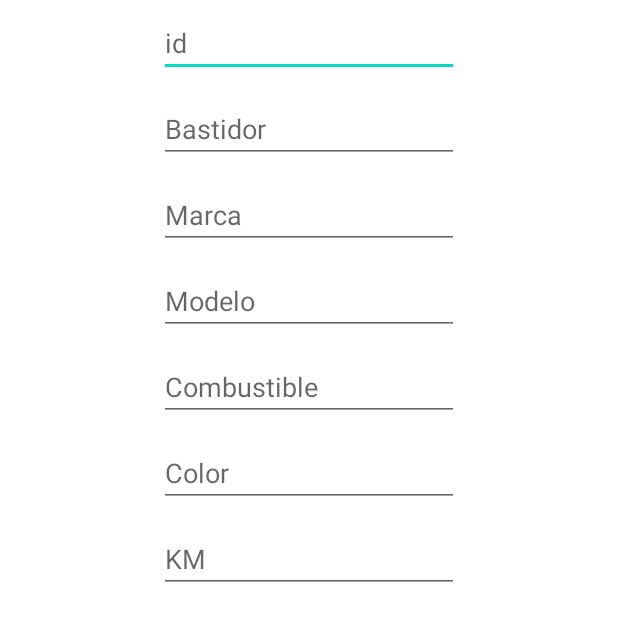
After one commit to pablofu9/Practica18Kotlin, an Android app: the layout ventana_anadir.xml on its own in the app's theme, with its tools: preview values and no code run, on a phone screen of 412 x 824 dp. The commit adds this screen. Shown: the top 621 px of the screen. Run offline under Robolectric (Android 15) with nearby library versions, the phone set to English and light mode, and no system bars.

Commit message:
Dialog anadir

```diff
--- a/app/src/main/java/com/example/practica18_pablofuertes/interfaces/OnFragmentEventListener.kt
+++ b/app/src/main/java/com/example/practica18_pablofuertes/interfaces/OnFragmentEventListener.kt
@@ -6,4 +6,6 @@ import com.example.practica18_pablofuertes.model.Vehiculo
 interface OnFragmentEventListener {
 
     fun onFragmentEvent(cursor:Cursor)
+
+
 }
--- /dev/null
+++ b/app/src/main/res/layout-land/ventana_anadir.xml
@@ -0,0 +1,70 @@
+<?xml version="1.0" encoding="utf-8"?>
+<LinearLayout xmlns:android="http://schemas.android.com/apk/res/android"
+    android:layout_width="match_parent"
+    android:layout_height="match_parent"
+    android:orientation="vertical">
+
+    <TableLayout
+        android:layout_width="match_parent"
+        android:layout_height="match_parent">
+        <TableRow>
+            <EditText
+                android:layout_width="100dp"
+                android:layout_height="wrap_content"
+                android:hint="id"
+                android:id="@+id/t1"
+                android:layout_margin="6dp"
+                android:layout_gravity="center"/>
+            <EditText
+                android:layout_width="100dp"
+                android:layout_height="wrap_content"
+                android:hint="Bastidor"
+                android:id="@+id/t2"
+                android:layout_margin="6dp"
+                android:layout_gravity="center"/>
+            <EditText
+                android:layout_width="100dp"
+                android:layout_height="wrap_content"
+                android:hint="Marca"
+                android:id="@+id/t3"
+                android:layout_margin="6dp"
+                android:layout_gravity="center"/>
+        </TableRow>
+        <TableRow>
+
+            <EditText
+                android:layout_width="100dp"
+                android:layout_height="wrap_content"
+                android:hint="Modelo"
+                android:id="@+id/t4"
+                android:layout_margin="6dp"
+                android:layout_gravity="center"/>
+            <EditText
+                android:layout_width="100dp"
+                android:layout_height="wrap_content"
+                android:hint="Combustible"
+                android:id="@+id/t5"
+                android:layout_margin="6dp"
+                android:layout_gravity="center"/>
+            <EditText
+                android:layout_width="100dp"
+                android:layout_height="wrap_content"
+                android:hint="Color"
+                android:id="@+id/t6"
+                android:layout_margin="6dp"
+                android:layout_gravity="center"/>
+            <EditText
+                android:layout_width="100dp"
+                android:layout_height="wrap_content"
+                android:hint="KM"
+                android:id="@+id/t7"
+                android:layout_margin="6dp"
+                android:layout_gravity="center"/>
+        </TableRow>
+
+    </TableLayout>
+
+
+
+
+</LinearLayout>
--- /dev/null
+++ b/app/src/main/res/layout/ventana_anadir.xml
@@ -0,0 +1,57 @@
+<?xml version="1.0" encoding="utf-8"?>
+<LinearLayout xmlns:android="http://schemas.android.com/apk/res/android"
+    android:layout_width="match_parent"
+    android:layout_height="match_parent"
+    android:orientation="vertical">
+
+
+    <EditText
+        android:layout_width="200dp"
+        android:layout_height="wrap_content"
+        android:hint="id"
+        android:id="@+id/t1"
+        android:layout_margin="6dp"
+        android:layout_gravity="center"/>
+    <EditText
+        android:layout_width="200dp"
+        android:layout_height="wrap_content"
+        android:hint="Bastidor"
+        android:id="@+id/t2"
+        android:layout_margin="6dp"
+        android:layout_gravity="center"/>
+    <EditText
+        android:layout_width="200dp"
+        android:layout_height="wrap_content"
+        android:hint="Marca"
+        android:id="@+id/t3"
+        android:layout_margin="6dp"
+        android:layout_gravity="center"/>
+    <EditText
+        android:layout_width="200dp"
+        android:layout_height="wrap_content"
+        android:hint="Modelo"
+        android:id="@+id/t4"
+        android:layout_margin="6dp"
+        android:layout_gravity="center"/>
+    <EditText
+        android:layout_width="200dp"
+        android:layout_height="wrap_content"
+        android:hint="Combustible"
+        android:id="@+id/t5"
+        android:layout_margin="6dp"
+        android:layout_gravity="center"/>
+    <EditText
+        android:layout_width="200dp"
+        android:layout_height="wrap_content"
+        android:hint="Color"
+        android:id="@+id/t6"
+        android:layout_margin="6dp"
+        android:layout_gravity="center"/>
+    <EditText
+        android:layout_width="200dp"
+        android:layout_height="wrap_content"
+        android:hint="KM"
+        android:id="@+id/t7"
+        android:layout_margin="6dp"
+        android:layout_gravity="center"/>
+</LinearLayout>
--- /dev/null
+++ b/app/src/main/res/menu/menu.xml
@@ -0,0 +1,5 @@
+<?xml version="1.0" encoding="utf-8"?>
+<menu xmlns:android="http://schemas.android.com/apk/res/android">
+    <item android:id="@+id/menuEliminar" android:title="Eliminar"/>
+    <item android:id="@+id/menuModificar" android:title="Modificar"/>
+</menu>
```
Also changed, not shown: app/src/main/java/com/example/practica18_pablofuertes/activities/MainActivity.kt (+24 -11 lines), app/src/main/java/com/example/practica18_pablofuertes/dialogs/DialogAnadir.kt (added, +70 -0 lines), app/src/main/java/com/example/practica18_pablofuertes/fragments/Fragment_lista.kt (+33 -7 lines), app/src/main/res/layout-land/activity_main.xml (+9 -1 lines), app/src/main/res/layout/activity_main.xml (+16 -2 lines).
